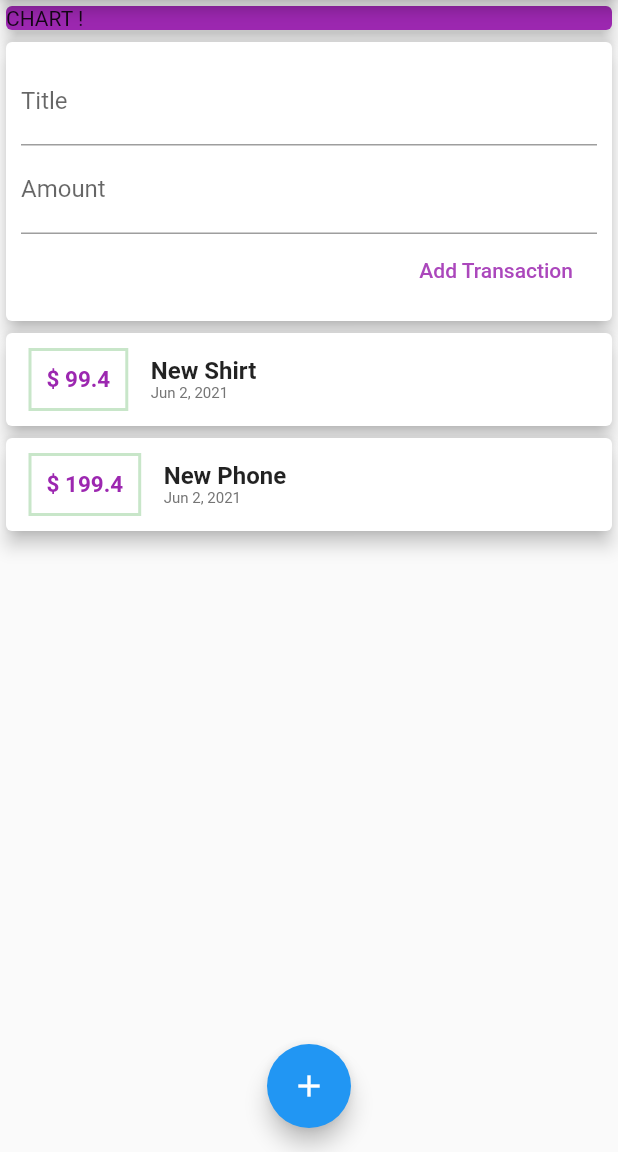
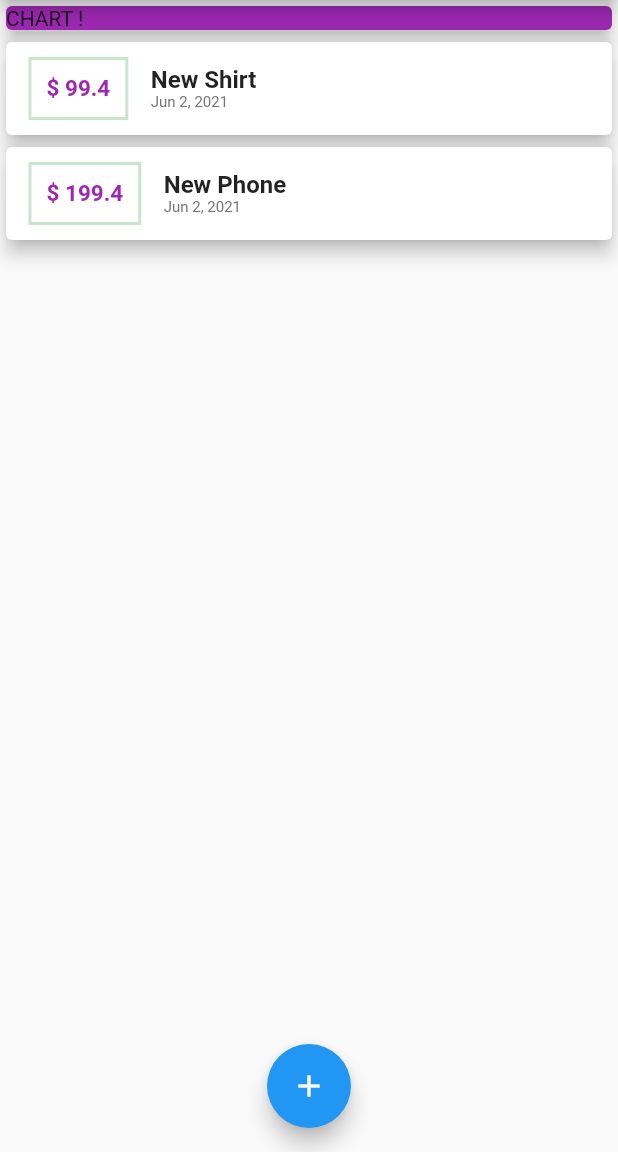
Before and after one commit to mahirAbdAlazimMokhtar/personal_expense, a Flutter app: the screen it shows after launch, after a tap on the "add" icon, on a phone screen of 412 x 824 dp, the part 84-1236 px from its top. Run offline on Flutter 3.47's test engine with Material 2 defaults, Android fonts, the phone set to English and light mode, and no system bars.

```diff
--- a/lib/main.dart
+++ b/lib/main.dart
@@ -1,13 +1,46 @@
 import 'package:flutter/material.dart';
-import './user_transaction.dart';
+import 'package:prtsonal_expenses/widgets/transaction_list.dart';
+import './widgets/new_transaction.dart';
+import 'Models/transaction.dart';
+import 'widgets/transaction_list.dart';
 
 void main() {
   runApp(MyApp());
 }
 
-class MyApp extends StatelessWidget {
-  // String titleInput;
-  // String amountInput;
+class MyApp extends StatefulWidget {
+  @override
+  _MyAppState createState() => _MyAppState();
+}
+
+class _MyAppState extends State<MyApp> {
+  final List<Transaction> _userTransactions = [
+    Transaction(
+        id: 't1', title: 'New Shirt', date: DateTime.now(), amount: 99.4),
+    Transaction(
+        id: 't2', title: 'New Phone', date: DateTime.now(), amount: 199.4),
+  ];
+
+  void _addNewTransaction(String txTitle, double txAmount) {
+    final newTx = Transaction(
+      id: DateTime.now().toString(),
+      title: txTitle,
+      date: DateTime.now(),
+      amount: txAmount,
+    );
+
+    setState(() {
+      _userTransactions.add(newTx);
+    });
+  }
+
+  void _startAddNewTransaction(BuildContext ctx) {
+    showModalBottomSheet(
+        context: ctx,
+        builder: (_) {
+          return NewTransaction(_addNewTransaction);
+        });
+  }
 
   @override
   Widget build(BuildContext context) {
@@ -19,7 +52,7 @@ class MyApp extends StatelessWidget {
               icon: Icon(
                 Icons.add,
               ),
-              onPressed: () {})
+              onPressed: () => _startAddNewTransaction(context))
         ],
         title: Text('Personal Expenses'),
       ),
@@ -36,7 +69,7 @@ class MyApp extends StatelessWidget {
                 elevation: 5,
               ),
             ),
-            UserTRansaction()
+            TransactionList(_userTransactions),
           ],
         ),
       ),
@@ -45,7 +78,7 @@ class MyApp extends StatelessWidget {
         child: Icon(
           Icons.add,
         ),
-        onPressed: () {},
+        onPressed: () => _startAddNewTransaction(context),
       ),
     ));
   }
--- a/lib/user_transaction.dart
+++ b/lib/user_transaction.dart
@@ -1,7 +1,5 @@
 import 'package:flutter/material.dart';
-import './widgets/new_transaction.dart';
-import './widgets/transaction_list.dart';
-import 'Models/transaction.dart';
+
 
 class UserTRansaction extends StatefulWidget {
   @override
@@ -9,32 +7,13 @@ class UserTRansaction extends StatefulWidget {
 }
 
 class _UserTRansactionState extends State<UserTRansaction> {
-  final List<Transaction> _userTransactions = [
-    Transaction(
-        id: 't1', title: 'New Shirt', date: DateTime.now(), amount: 99.4),
-    Transaction(
-        id: 't2', title: 'New Phone', date: DateTime.now(), amount: 199.4),
-  ];
 
-  void _addNewTransaction(String txTitle, double txAmount) {
-    final newTx = Transaction(
-      id: DateTime.now().toString(),
-      title: txTitle,
-      date: DateTime.now(),
-      amount: txAmount,
-    );
-
-   setState(() {
-      _userTransactions.add(newTx);
-   });
-  }
 
   @override
   Widget build(BuildContext context) {
     return Column(
       children: [
-        NewTransaction(_addNewTransaction),
-        TransactionList(_userTransactions),
+
       ],
     );
   }
```
